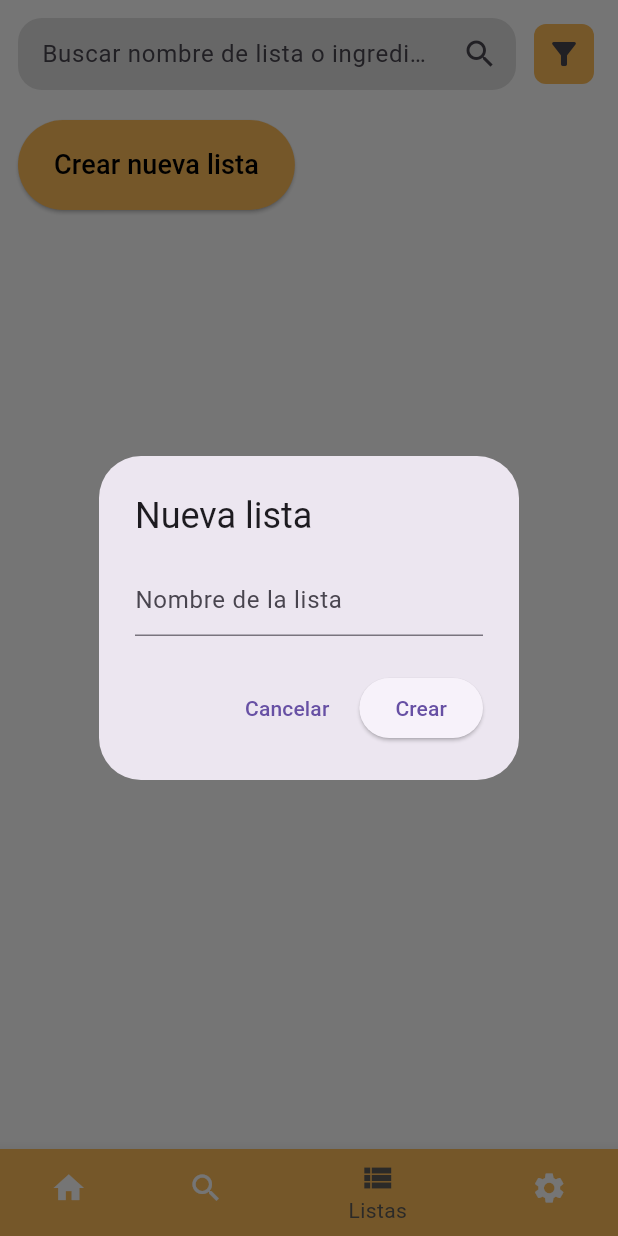
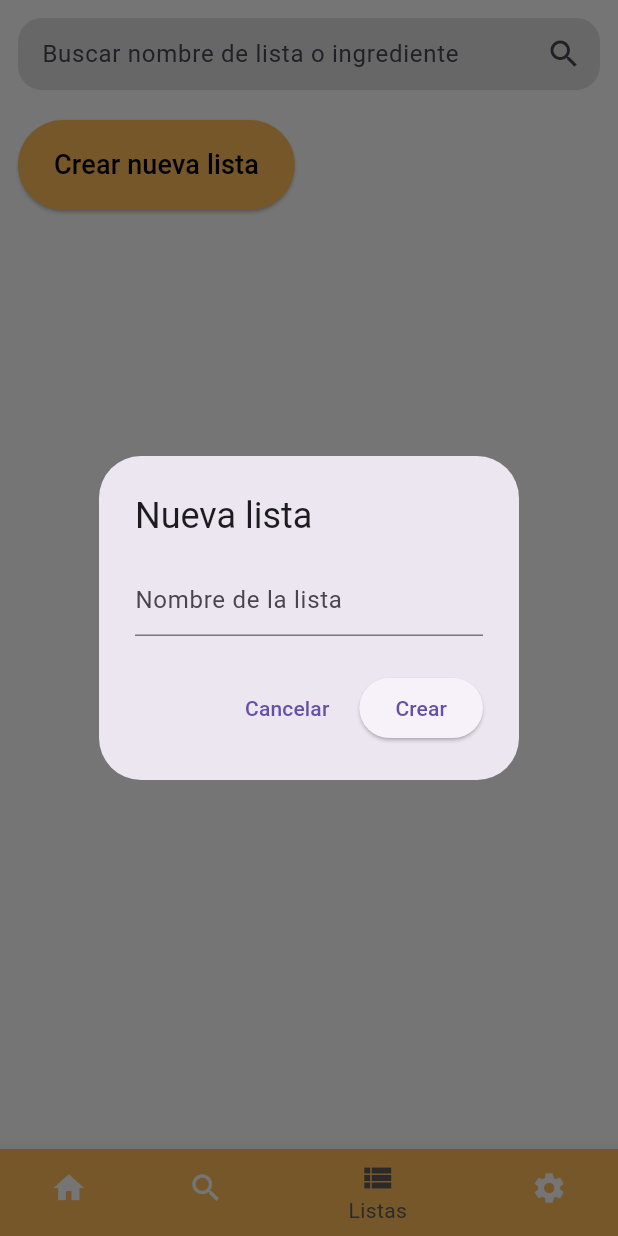
Before and after one commit to eduardotorres293/nutriis, a Flutter app: the screen it shows after launch, item 3 of the bottom bar chosen, after a tap on "Crear nueva lista", on a phone screen of 412 x 824 dp. Run offline on Flutter 3.47's test engine with Material 3 defaults, Android fonts, the phone set to English and light mode, and no system bars; our stand-ins replace drift, flutter_local_notifications, photo_view; accounts and stored records are empty; generated files the repository leaves out were written again.

Commit message:
- Arreglos wachines

```diff
--- a/lib/pages/lists.dart
+++ b/lib/pages/lists.dart
@@ -11,21 +11,42 @@ class Lists extends StatefulWidget {
 
 class _ListsState extends State<Lists> {
   late AppDatabase db;
-  late Future<List<Lista>> listasFuture;
+  late List<Lista> todasListas = [];
+  List<Lista> listasFiltradas = [];
+  String busqueda = '';
 
-  Future<void> _refrescar() async {
+  Future<void> cargarListas() async {
+    final listas = await db.obtenerListas();
     setState(() {
-      listasFuture = db.obtenerListas();
+      todasListas = listas;
+      listasFiltradas = listas;
     });
+  }
 
-    await Future.delayed(const Duration(milliseconds: 500));
+  Future<void> filtrarListas() async {
+    List<Lista> resultado = [];
+
+    for (var lista in todasListas) {
+      final coincideNombre = lista.nombre
+          .toLowerCase()
+          .contains(busqueda.toLowerCase());
+
+      if (coincideNombre) {
+        resultado.add(lista);
+      }
+    }
+
+    setState(() {
+      listasFiltradas = resultado;
+    });
   }
+
   @override
   void initState() {
     super.initState();
 
     db = AppDatabase();
-    listasFuture = db.obtenerListas();
+    cargarListas();
   }
 
   Future<String?> mostrarDialogoCrearLista() {
@@ -69,9 +90,8 @@ class _ListsState extends State<Lists> {
               Expanded(
                 child: TextField(
                   onChanged: (value) {
-                    print("Buscando: $value");
-                    // Reiniciar busquedas con el texto disponible
-                    // es un bucle
+                    busqueda = value;
+                    filtrarListas();
                   },
                   decoration: InputDecoration(
                     hintText: 'Buscar nombre de lista o ingrediente',
@@ -83,41 +103,6 @@ class _ListsState extends State<Lists> {
                       borderRadius: BorderRadius.circular(16),
                       borderSide: BorderSide.none,
                     ),
-                  ),
-                ),
-              ),
-
-              const SizedBox(width: 8),
-
-              // // Boton de busqueda
-              // IconButton(
-              //   onPressed: () {
-              //     print("Botón de búsqueda presionado");
-              //   },
-              //   icon: const Icon(Icons.search),
-              //   style: IconButton.styleFrom(
-              //     backgroundColor: const Color.fromARGB(255, 255, 189, 89),
-              //     minimumSize: const Size(40, 40),
-              //     padding: EdgeInsets.zero,
-              //     shape: RoundedRectangleBorder(
-              //       borderRadius: BorderRadius.circular(8),
-              //     ),
-              //   ),
-              // ),
-              // const SizedBox(width: 8),
-
-              // Boton de filtro
-              IconButton(
-                onPressed: () {
-                  print("Filtro presionado");
-                },
-                icon: const Icon(Icons.filter_alt),
-                style: IconButton.styleFrom(
-                  backgroundColor: const Color.fromARGB(255, 255, 189, 89),
-                  minimumSize: const Size(40, 40),
-                  padding: EdgeInsets.zero,
-                  shape: RoundedRectangleBorder(
-                    borderRadius: BorderRadius.circular(8),
                   ),
                 ),
               ),
@@ -134,9 +119,7 @@ class _ListsState extends State<Lists> {
                     final nombre = await mostrarDialogoCrearLista();
                     if (nombre != null && nombre.isNotEmpty) {
                       await db.crearLista(nombre);
-                      setState((){
-                        listasFuture = db.obtenerListas();
-                      });
+                      await cargarListas();
                     }
                 },
                 style: ElevatedButton.styleFrom(
@@ -158,26 +141,14 @@ class _ListsState extends State<Lists> {
 
           // Listas y eso
           Expanded(
-            child: FutureBuilder<List<Lista>>(
-            future: listasFuture,
-            builder:(context, snapshot) {
-              if (snapshot.connectionState == ConnectionState.waiting) {
-                return const Center(child: CircularProgressIndicator());
-              }
-              if (!snapshot.hasData || snapshot.data!.isEmpty) {
-                return const Center(child: Text("No hay listas aún"));
-              }
-
-              final listas = snapshot.data!;
-
-              return RefreshIndicator(
-                onRefresh: _refrescar,
+            child: RefreshIndicator(
+                onRefresh: cargarListas,
                 child: ListView.separated(
                   physics: const AlwaysScrollableScrollPhysics(),
                   separatorBuilder: (_, __) => const SizedBox(height: 16),
-                  itemCount: listas.length,
+                  itemCount: listasFiltradas.length,
                   itemBuilder: (context, index) {
-                    final lista = listas[index];
+                    final lista = listasFiltradas[index];
 
                     return GestureDetector(
                       onTap: () async{
@@ -188,9 +159,7 @@ class _ListsState extends State<Lists> {
                           ),
                         );
 
-                        setState(() {
-                          listasFuture = db.obtenerListas();
-                        });
+                        await cargarListas();
                       },
                       onLongPress: () async {
                         final confirmar = await showDialog<bool>(
@@ -216,9 +185,7 @@ class _ListsState extends State<Lists> {
                         if (confirmar == true) {
                           await db.eliminarLista(lista.id);
 
-                          setState(() {
-                            listasFuture = db.obtenerListas();
-                          });
+                          await cargarListas();
                         }
                       },
                       child: SizedBox(
@@ -289,10 +256,9 @@ class _ListsState extends State<Lists> {
                     );
                   },
                 )
-              );
-            },),
-          ),
-        ],
+              )
+          )
+        ]
       )
     );
   }
--- a/lib/pages/mainmenu.dart
+++ b/lib/pages/mainmenu.dart
@@ -19,6 +19,9 @@ class Mainmenu extends StatefulWidget {
 
 class _MainmenuState extends State<Mainmenu> {
   int crossAxisCount = 2;
+  List<Receta> resultadosBusqueda = [];
+  String query = "";
+  bool mostrandoBusqueda = false;
 
   // Se declara la variable para la base de datos
   late AppDatabase db;
@@ -27,6 +30,45 @@ class _MainmenuState extends State<Mainmenu> {
   late Future<List<Receta>> recetasFuture;
   List<Receta> recetasRandom = [];
   List<ListaSugerida> listasSugeridas = [];
+
+  Future<void> buscar(String texto) async {
+    query = texto;
+
+    if (texto.isEmpty) {
+      setState(() {
+        mostrandoBusqueda = false;
+        resultadosBusqueda = [];
+      });
+      return;
+    }
+
+    final todas = await db.obtenerRecetas();
+    List<Receta> resultados = [];
+
+    for (var receta in todas) {
+      // Buscar en nombre
+      if (receta.nombre.toLowerCase().contains(texto.toLowerCase())) {
+        resultados.add(receta);
+        continue;
+      }
+
+      // Buscar en ingredientes
+      final ingredientes = await db.obtenerIngredientes(receta.id);
+
+      final coincideIngrediente = ingredientes.any((ing) =>
+        ing.nombre.toLowerCase().contains(texto.toLowerCase())
+      );
+
+      if (coincideIngrediente) {
+        resultados.add(receta);
+      }
+    }
+
+    setState(() {
+      resultadosBusqueda = resultados;
+      mostrandoBusqueda = true;
+    });
+  }
 
   Future<void> _refrescar() async {
     await cargarTodo();
@@ -91,23 +133,33 @@ class _MainmenuState extends State<Mainmenu> {
   }
   @override
   Widget build(BuildContext context) {
-    return Padding(
+    return GestureDetector(
+      onTap: () {
+          FocusScope.of(context).unfocus();
+
+          setState(() {
+            mostrandoBusqueda = false;
+          });
+      },
+      child: Stack(
+        children: [
+          Padding(
             padding: const EdgeInsets.all(12),
             // Creación de la columna principal
             // que contiene el buscador y las recetas
             // EL column es para organizar elementos verticalmente
             child: Column(
+              children: [
               // Dentro de la columna, se organizan los
               // elementos con un row para el buscador, separando asi
               // el buscador de las recetas y los botones de forma horizontal
-        children: [
                 Row(
                   children: [
                     Expanded(
                       // Caja de texto para el buscador
                       child: TextField(
                         onChanged: (value) {
-                    print("Buscando: $value");
+                          buscar(value);
                         },
                         decoration: InputDecoration(
                           hintText: 'Buscar receta o ingrediente',
@@ -122,46 +174,9 @@ class _MainmenuState extends State<Mainmenu> {
                         ),
                       ),
                     ),
-
-              // Caja vacia para separar el buscador de los
-              // botones de busqueda y filtro
-              const SizedBox(width: 8),
-
-              // // Boton de busqueda, antiguamente utilizado para buscar (xd)
-              // // pero ahora no hace nada pq no le vi sentido
-              // IconButton(
-              //   onPressed: () {
-              //     print("Botón de búsqueda presionado");
-              //   },
-              //   icon: const Icon(Icons.search),
-              //   style: IconButton.styleFrom(
-              //     backgroundColor: const Color.fromARGB(255, 255, 189, 89),
-              //     minimumSize: const Size(40, 40),
-              //     padding: EdgeInsets.zero,
-              //     shape: RoundedRectangleBorder(
-              //       borderRadius: BorderRadius.circular(8),
-              //     ),
-              //   ),
-              // ),
-              // const SizedBox(width: 8),
-
-              // Boton de filtro
-              IconButton(
-                onPressed: () {
-                  print("Filtro presionado");
-                },
-                icon: const Icon(Icons.filter_alt),
-                style: IconButton.styleFrom(
-                  backgroundColor: const Color.fromARGB(255, 255, 189, 89),
-                  minimumSize: const Size(40, 40),
-                  padding: EdgeInsets.zero,
-                  shape: RoundedRectangleBorder(
-                    borderRadius: BorderRadius.circular(8),
-                  ),
-                ),
-              ),
                   ],
                 ),
+
 
                 // Caja vacia para separar el buscador de las recetas
                 const SizedBox(height: 20),
@@ -334,9 +349,68 @@ class _MainmenuState extends State<Mainmenu> {
                                 ],
                               );
                             }).toList(),
+                          ),
+                        ],
+                      ),
+                    ),
+                  ),
+                ),
+              ],
+            ),
+          ),
+          if (mostrandoBusqueda)
+            Positioned(
+              top: 70,
+              left: 12,
+              right: 12,
+              child: Material(
+                elevation: 8,
+                borderRadius: BorderRadius.circular(12),
+                child: Container(
+                  constraints: const BoxConstraints(maxHeight: 250),
+                  decoration: BoxDecoration(
+                    color: Colors.white,
+                    borderRadius: BorderRadius.circular(12),
+                  ),
+                  child: resultadosBusqueda.isEmpty
+                ? const Padding(
+                    padding: EdgeInsets.all(16),
+                    child: Center(child: Text("Sin resultados")),
                   )
-                  ],
-                )
+                : ListView.builder(
+                    shrinkWrap: true,
+                    itemCount: resultadosBusqueda.length,
+                    itemBuilder: (context, index) {
+                      final receta = resultadosBusqueda[index];
+
+                      final imagen = (receta.imagenes != null && receta.imagenes!.isNotEmpty)
+                          ? receta.imagenes!.split(',').first
+                          : 'assets/images/default.jpg';
+
+                      return ListTile(
+                        leading: ClipRRect(
+                          borderRadius: BorderRadius.circular(8),
+                          child: Image(
+                            image: imagen.startsWith('http')
+                                ? NetworkImage(imagen)
+                                : AssetImage(imagen) as ImageProvider,
+                            width: 40,
+                            height: 40,
+                            fit: BoxFit.cover,
+                          ),
+                        ),
+                        title: Text(receta.nombre),
+                        onTap: () {
+                          Navigator.push(
+                            context,
+                            MaterialPageRoute(
+                              builder: (_) => Recipedetail(id: receta.id),
+                            ),
+                          );
+                        },
+                      );
+                    },
+                  ),
                 ),
               ),
             ),
```
Also changed, not shown: lib/pages/searcher.dart (+8 -20 lines). Lines whose indentation alone changed are shown as unchanged.
